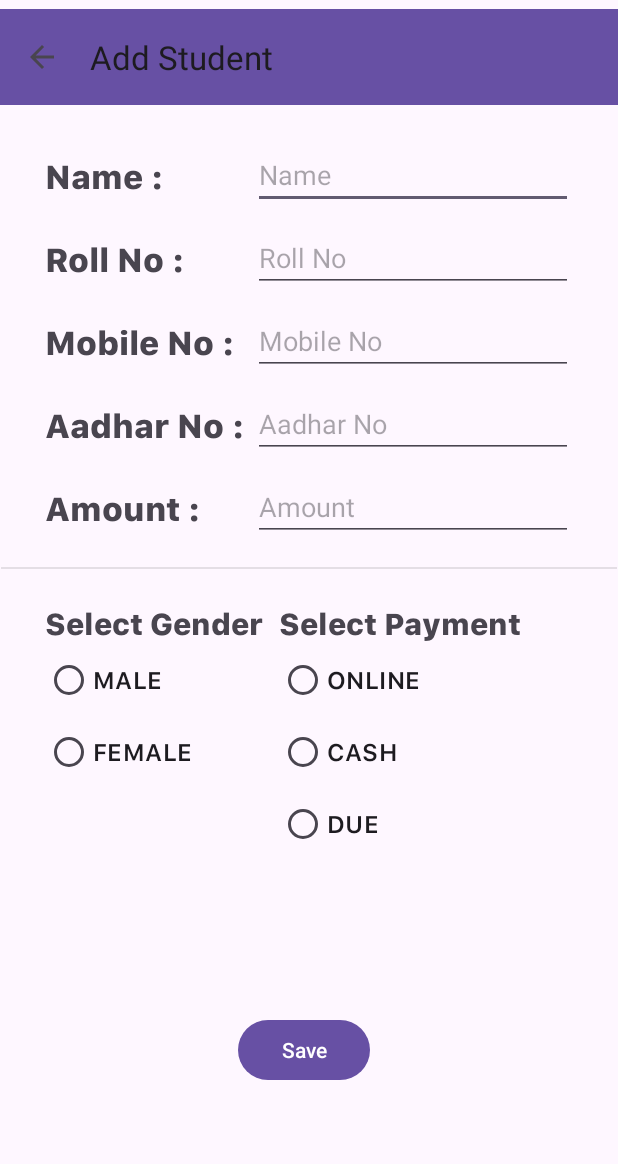
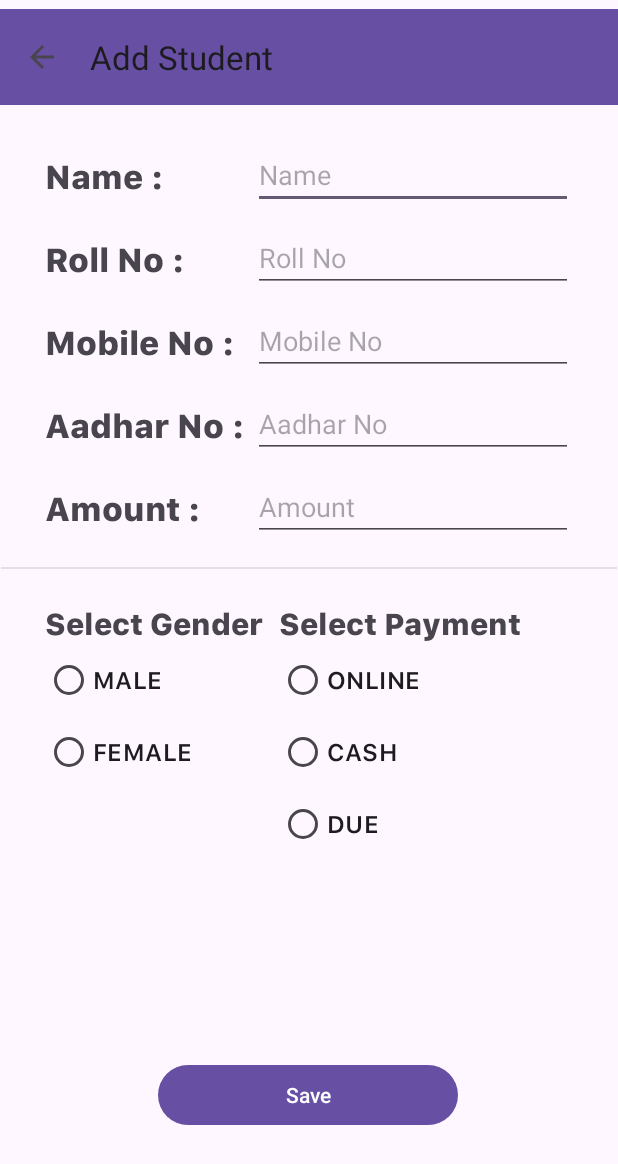
Before and after one commit to Chandan69217/Android-Trip_List, an Android app: the SecondAcitivity screen opened directly, with no data from a screen before it, on a phone screen of 412 x 824 dp. Shown: the top 1164 px of the screen. Run offline under Robolectric (Android 15) with nearby library versions, the phone set to English and light mode, and no system bars.

Commit message:
fix some bugs

```diff
--- /dev/null
+++ b/app/src/main/res/drawable/baseline_add_alert_24.xml
@@ -0,0 +1,5 @@
+<vector android:height="24dp" android:tint="#000000"
+    android:viewportHeight="24" android:viewportWidth="24"
+    android:width="24dp" xmlns:android="http://schemas.android.com/apk/res/android">
+    <path android:fillColor="@android:color/white" android:pathData="M10.01,21.01c0,1.1 0.89,1.99 1.99,1.99s1.99,-0.89 1.99,-1.99h-3.98zM18.88,16.82L18.88,11c0,-3.25 -2.25,-5.97 -5.29,-6.69v-0.72C13.59,2.71 12.88,2 12,2s-1.59,0.71 -1.59,1.59v0.72C7.37,5.03 5.12,7.75 5.12,11v5.82L3,18.94L3,20h18v-1.06l-2.12,-2.12zM16,13.01h-3v3h-2v-3L8,13.01L8,11h3L11,8h2v3h3v2.01z"/>
+</vector>
--- a/app/src/main/res/layout/activity_second_acitivity.xml
+++ b/app/src/main/res/layout/activity_second_acitivity.xml
@@ -116,15 +116,13 @@
 
     <Button
         android:id="@+id/save_btn"
-        android:layout_width="wrap_content"
+        android:layout_width="200dp"
         android:layout_height="wrap_content"
-        android:layout_marginStart="165dp"
-        android:layout_marginEnd="165dp"
-        android:layout_marginBottom="100dp"
+        android:layout_marginBottom="70dp"
         android:text="Save"
         app:layout_constraintBottom_toBottomOf="parent"
         app:layout_constraintEnd_toEndOf="parent"
-        app:layout_constraintHorizontal_bias="1.0"
+        app:layout_constraintHorizontal_bias="0.497"
         app:layout_constraintStart_toStartOf="parent"
         app:layout_constraintTop_toBottomOf="@+id/flow"
         app:layout_constraintVertical_bias="1.0" />
--- a/app/src/main/res/layout/details_card.xml
+++ b/app/src/main/res/layout/details_card.xml
@@ -32,7 +32,7 @@
         app:cardElevation="5dp"
         android:layout_alignParentTop="true"
         android:layout_alignParentLeft="true"
-        android:layout_marginLeft="150dp">
+        android:layout_marginLeft="130dp">
 
         <ImageView
             android:id="@+id/profile_img"
@@ -105,7 +105,8 @@
         <LinearLayout
             android:layout_width="wrap_content"
             android:layout_height="wrap_content"
-            android:orientation="vertical">
+            android:orientation="vertical"
+            android:layout_marginLeft="20dp">
 
             <TextView
                 android:id="@+id/name_txt"
```
Also changed, not shown: app/src/main/java/com/chandan/triplist/SecondAcitivity.java (+58 -15 lines).
